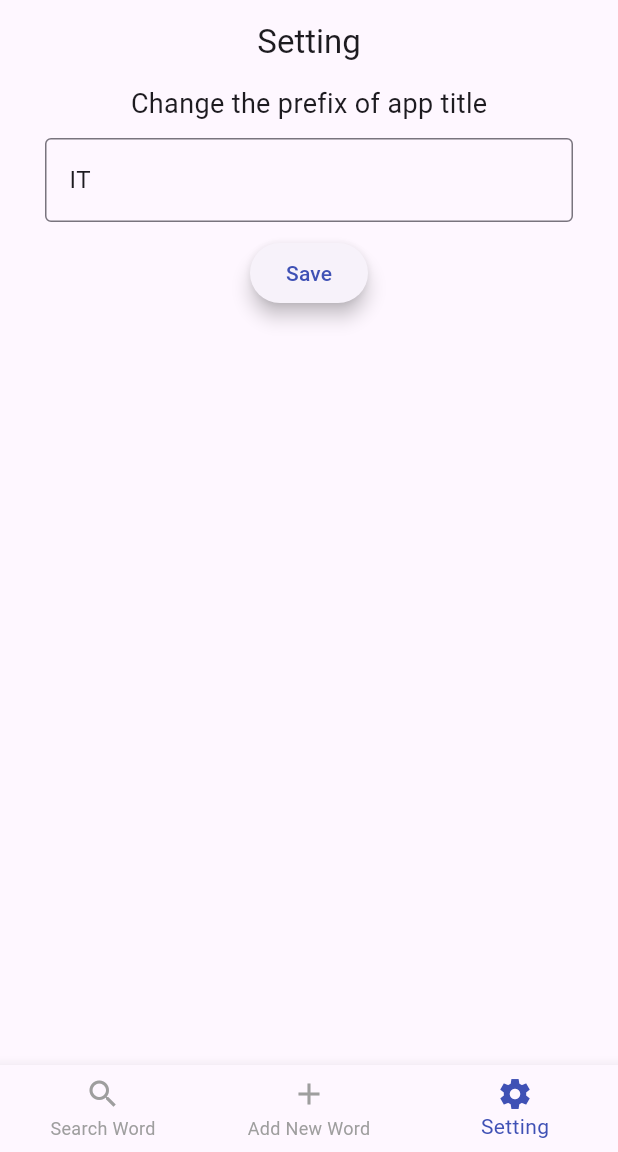
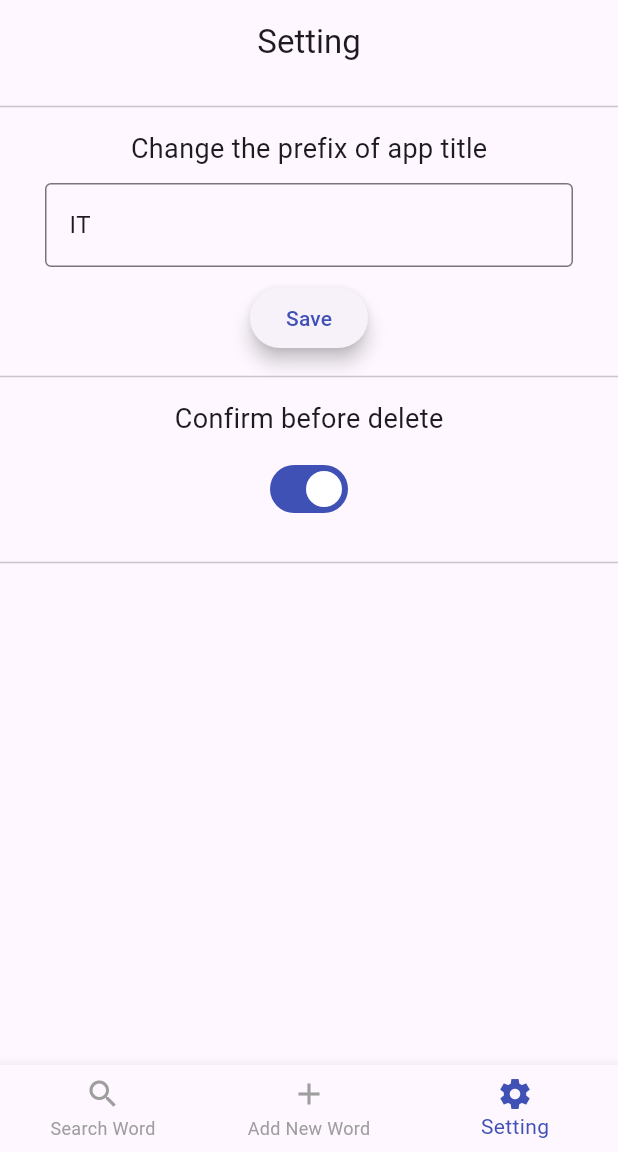
Before and after one commit to kotonekanno/it_dictionary, a Flutter app: the screen it shows after launch, item 3 of the bottom bar chosen, on a phone screen of 412 x 824 dp, the part 84-1236 px from its top. Run offline on Flutter 3.47's test engine with Material 3 defaults, Android fonts, the phone set to English and light mode, and no system bars; our stand-ins replace csv, file_picker, hive, hive_flutter; accounts and stored records are empty.

Commit message:
機能整理

```diff
--- a/lib/providers/setting_provider.dart
+++ b/lib/providers/setting_provider.dart
@@ -1,11 +1,20 @@
 import 'package:flutter/material.dart';
 
 class SettingProvider extends ChangeNotifier {
-  // App title
+  // Change app title
   String _appPrefix = 'IT';
   String get appPrefix => _appPrefix;
   void setAppPrefix(String newPrefix) {
     _appPrefix = newPrefix;
     notifyListeners();
   }
+
+  // Confirm before delete
+  bool _confirmBeforeDelete = true;
+  bool get confirmBeforeDelete => _confirmBeforeDelete;
+
+  void setConfirmBeforeDelete(bool value) {
+    _confirmBeforeDelete = value;
+    notifyListeners();
+  }
 }
--- a/lib/screens/setting_screen.dart
+++ b/lib/screens/setting_screen.dart
@@ -1,6 +1,7 @@
 import 'package:flutter/material.dart';
 import 'package:provider/provider.dart';
 import '../providers/setting_provider.dart';
+import '../widgets/centered_max_width.dart';
 import '../ui/setting_item.dart';
 
 class SettingScreen extends StatelessWidget {
@@ -16,16 +17,11 @@ class SettingScreen extends StatelessWidget {
         title: Text('Setting'),
         centerTitle: true,
       ),
-      body: LayoutBuilder(
-        builder: (context, constraints) {
-          final bool isWide = constraints.maxWidth > 800;
-
-          return Align(
-            alignment: Alignment.center,
-            child: SizedBox(
-              width: isWide ? 800 : constraints.maxWidth,
+      body: CenteredMaxWidth(
+        maxWidth: 800,
         child: Column(
           children: [
+            Divider(height: 30),
             SettingItem(
               label: 'Change the prefix of app title',
               inputWidget: TextField(
@@ -43,12 +39,23 @@ class SettingScreen extends StatelessWidget {
                 }
               }
             ),
-                  SizedBox(height: 16),
+            Divider(height: 30),
+            SettingItem(
+              label: 'Confirm before delete',
+              inputWidget: Switch(
+                activeTrackColor: Colors.indigo,
+                value: context.watch<SettingProvider>().confirmBeforeDelete,
+                onChanged: (val) {
+                  context.read<SettingProvider>().setConfirmBeforeDelete(val);
+                  ScaffoldMessenger.of(context).showSnackBar(
+                    const SnackBar(content: Text('Update confirmation setting')),
+                  );
+                },
+              ),
+            ),
+            Divider(height: 30),
           ],
         ),
-            ),
-          );
-        }
       )
     );
   }
--- /dev/null
+++ b/lib/widgets/centered_max_width.dart
@@ -0,0 +1,21 @@
+import 'package:flutter/material.dart';
+
+class CenteredMaxWidth extends StatelessWidget {
+  final double maxWidth;
+  final Widget child;
+
+  const CenteredMaxWidth({required this.maxWidth, required this.child, super.key});
+
+  @override
+  Widget build(BuildContext context) {
+    return LayoutBuilder(
+      builder: (context, constraints) {
+        final width = constraints.maxWidth> maxWidth ? maxWidth : constraints.maxWidth;
+        return Align(
+          alignment: Alignment.center,
+          child: SizedBox(width: width, child: child),
+        );
+      },
+    );
+  }
+}
```
Also changed, not shown: lib/screens/add_word_screen.dart (+18 -21 lines), lib/screens/home_screen.dart (+138 -7 lines). Lines whose indentation alone changed are shown as unchanged.
